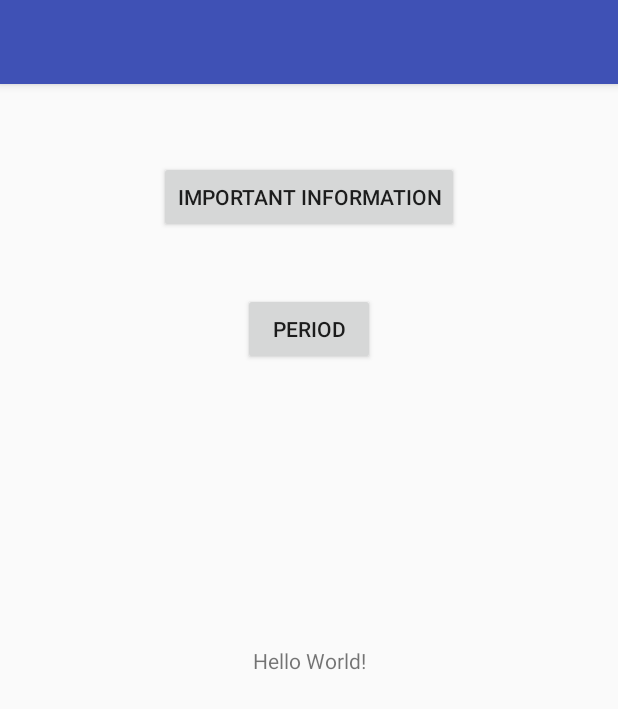
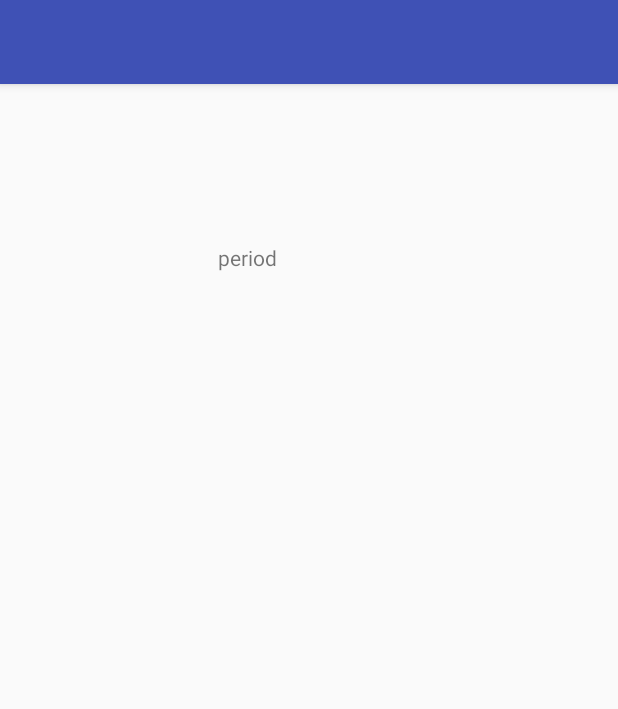
Before and after one commit to sujon13/PersonalInfo, an Android app: the screen it shows after launch (MainActivity before the commit, PeriodInformation after it), after a tap on "PERIOD", on a phone screen of 412 x 824 dp. Shown: the top 709 px of the screen. Run offline under Robolectric (Android 15) with nearby library versions, the phone set to English and light mode, and no system bars.

Commit message:
now i have implemented period_information class partially

```diff
--- a/app/src/main/java/com/example/sujon4002/personalinfo/MainActivity.java
+++ b/app/src/main/java/com/example/sujon4002/personalinfo/MainActivity.java
@@ -4,8 +4,10 @@ import android.content.Intent;
 import android.support.v7.app.AppCompatActivity;
 import android.os.Bundle;
 import android.view.View;
+import android.widget.EditText;
 
 import com.example.sujon4002.personalinfo.important_information.ImportantInformation;
+import com.example.sujon4002.personalinfo.period_info.PeriodInformation;
 
 public class MainActivity extends AppCompatActivity {
 
@@ -25,12 +27,10 @@ public class MainActivity extends AppCompatActivity {
     }
     public void goPeriodInfo(View view)
     {
-        /*Intent intent = new Intent(this, PeriodInformation.class);
-        EditText editText = (EditText) findViewById(R.id.editText);
-        String message = editText.getText().toString();
+        Intent intent = new Intent(this, PeriodInformation.class);
         String temp="period";
         intent.putExtra("EXTRA_MESSAGE", temp);
-        startActivity(intent);*/
+        startActivity(intent);
     }
 
 
--- /dev/null
+++ b/app/src/main/java/com/example/sujon4002/personalinfo/period_info/PeriodInformation.java
@@ -0,0 +1,28 @@
+package com.example.sujon4002.personalinfo.period_info;
+
+import android.content.Intent;
+import android.support.v7.app.AppCompatActivity;
+import android.os.Bundle;
+import android.widget.TextView;
+
+import com.example.sujon4002.personalinfo.R;
+
+public class PeriodInformation extends AppCompatActivity {
+
+    @Override
+    protected void onCreate(Bundle savedInstanceState) {
+        super.onCreate(savedInstanceState);
+        setContentView(R.layout.activity_period_information);
+        showMessage();
+    }
+    public void showMessage()
+    {
+        // Get the Intent that started this activity and extract the string
+        Intent intent = getIntent();
+        String message = intent.getStringExtra("EXTRA_MESSAGE");
+
+        // Capture the layout's TextView and set the string as its text
+        TextView textView = findViewById(R.id.messageId);
+        textView.setText(message);
+    }
+}
--- a/app/src/main/res/layout/activity_main.xml
+++ b/app/src/main/res/layout/activity_main.xml
@@ -17,7 +17,7 @@
         app:layout_constraintTop_toTopOf="parent" />
 
     <Button
-        android:id="@+id/buttonID"
+        android:id="@+id/buttonId"
         android:layout_width="wrap_content"
         android:layout_height="wrap_content"
         android:layout_marginTop="51dp"
@@ -36,6 +36,6 @@
         android:text="Period"
         app:layout_constraintEnd_toEndOf="parent"
         app:layout_constraintStart_toStartOf="parent"
-        app:layout_constraintTop_toBottomOf="@+id/buttonID" />
+        app:layout_constraintTop_toBottomOf="@+id/buttonId" />
 
 </android.support.constraint.ConstraintLayout>
--- /dev/null
+++ b/app/src/main/res/layout/activity_period_information.xml
@@ -0,0 +1,18 @@
+<?xml version="1.0" encoding="utf-8"?>
+<android.support.constraint.ConstraintLayout xmlns:android="http://schemas.android.com/apk/res/android"
+    xmlns:app="http://schemas.android.com/apk/res-auto"
+    xmlns:tools="http://schemas.android.com/tools"
+    android:layout_width="match_parent"
+    android:layout_height="match_parent"
+    tools:context=".period_info.PeriodInformation">
+
+    <TextView
+        android:id="@+id/messageId"
+        android:layout_width="wrap_content"
+        android:layout_height="wrap_content"
+        android:layout_marginStart="145dp"
+        android:layout_marginTop="106dp"
+        android:text="TextView"
+        app:layout_constraintStart_toStartOf="parent"
+        app:layout_constraintTop_toTopOf="parent" />
+</android.support.constraint.ConstraintLayout>
```
Also changed, not shown: app/src/main/AndroidManifest.xml (+5 -4 lines), app/src/main/java/com/example/sujon4002/personalinfo/important_information/ImportantInformation.java (+9 -53 lines).
